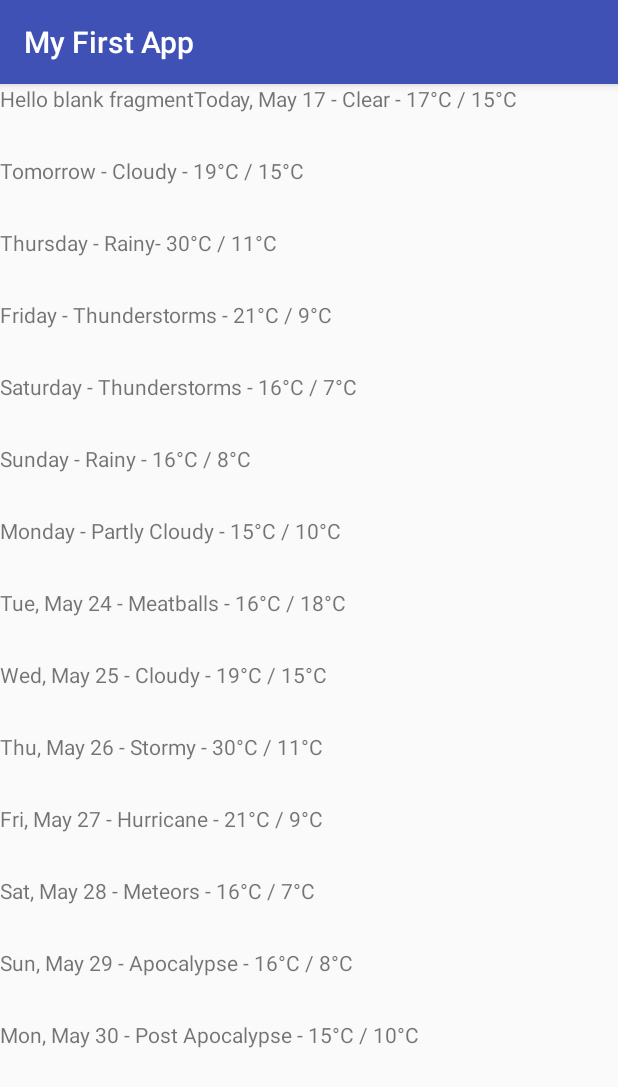
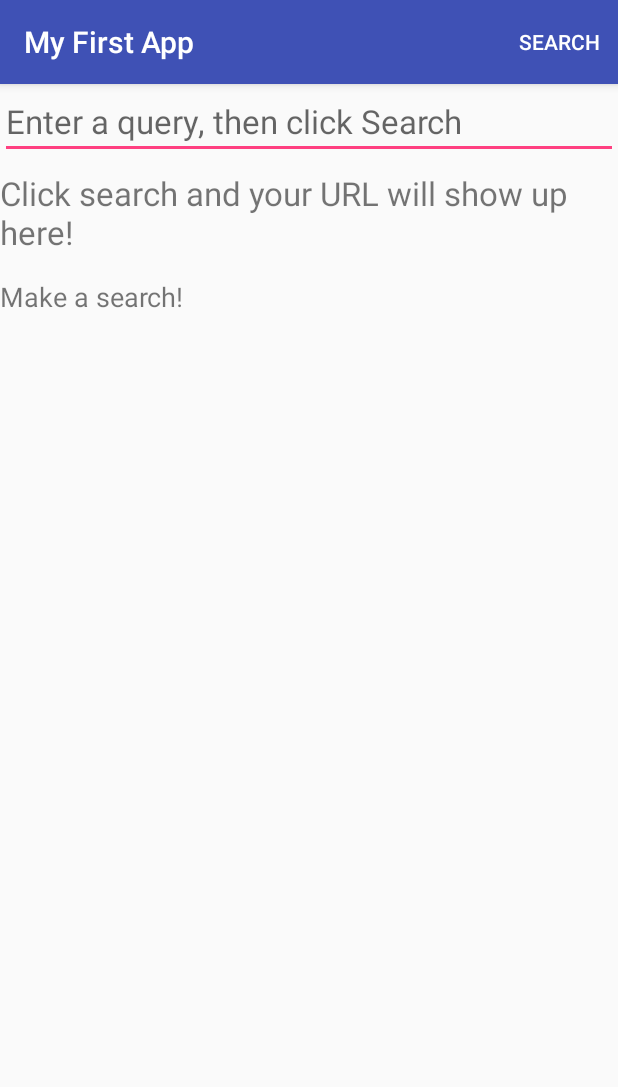
Before and after one commit to mrashidcit/firstMobileApp, an Android app: the screen it shows after launch (MainActivity), on a phone screen of 412 x 824 dp. Shown: the top 1087 px of the screen. Run offline under Robolectric (Android 15) with nearby library versions, the phone set to English and light mode, and no system bars.

Commit message:
AsyncTask is completed

```diff
--- a/app/src/main/AndroidManifest.xml
+++ b/app/src/main/AndroidManifest.xml
@@ -1,6 +1,9 @@
 <?xml version="1.0" encoding="utf-8"?>
 <manifest xmlns:android="http://schemas.android.com/apk/res/android"
     package="com.example.myfirstapp">
+
+    <uses-permission android:name="android.permission.INTERNET"
+        />
 
     <application
         android:allowBackup="true"
--- a/app/src/main/java/com/example/myfirstapp/MainActivity.java
+++ b/app/src/main/java/com/example/myfirstapp/MainActivity.java
@@ -1,54 +1,177 @@
 package com.example.myfirstapp;
 
+import android.content.Context;
 import android.content.Intent;
 import android.net.Uri;
+import android.os.AsyncTask;
 import android.support.v7.app.AppCompatActivity;
 import android.os.Bundle;
+import android.util.Log;
+import android.view.Menu;
+import android.view.MenuItem;
 import android.view.View;
 import android.widget.EditText;
+import android.widget.ProgressBar;
 import android.widget.TextView;
+import android.widget.Toast;
 
 import com.example.myfirstapp.dummy.DummyContent;
+import com.example.myfirstapp.utilities.NetworkUtils;
+
+import org.w3c.dom.Text;
+
+import java.io.IOException;
+import java.net.URL;
 
 public class MainActivity extends AppCompatActivity {
     public static final String EXTRA_MESSAGE = "com.example.myfirstapp.MESSAGE";
 
-    private TextView mweatherTextView;
+    private EditText mSearchBoxEditText;
+
+    private TextView mUrlDisplayTextView;
+
+    private TextView mSearchResultsTextView;
+
+    // reference to error Message Textview
+    private TextView mErrorMessageDisplay;
+
+    // reference to the ProgressBar
+    private ProgressBar mLoadingIndicator;
 
     @Override
     protected void onCreate(Bundle savedInstanceState) {
         super.onCreate(savedInstanceState);
         setContentView(R.layout.activity_main);
 
-        mweatherTextView = (TextView) findViewById(R.id.tv_weather_data);
+        mSearchBoxEditText = (EditText) findViewById(R.id.et_search_box);
 
-        String[] dummyWeatherData = {
-                "Today, May 17 - Clear - 17°C / 15°C",
-                "Tomorrow - Cloudy - 19°C / 15°C",
-                "Thursday - Rainy- 30°C / 11°C",
-                "Friday - Thunderstorms - 21°C / 9°C",
-                "Saturday - Thunderstorms - 16°C / 7°C",
-                "Sunday - Rainy - 16°C / 8°C",
-                "Monday - Partly Cloudy - 15°C / 10°C",
-                "Tue, May 24 - Meatballs - 16°C / 18°C",
-                "Wed, May 25 - Cloudy - 19°C / 15°C",
-                "Thu, May 26 - Stormy - 30°C / 11°C",
-                "Fri, May 27 - Hurricane - 21°C / 9°C",
-                "Sat, May 28 - Meteors - 16°C / 7°C",
-                "Sun, May 29 - Apocalypse - 16°C / 8°C",
-                "Mon, May 30 - Post Apocalypse - 15°C / 10°C",
-        };
+        mUrlDisplayTextView = (TextView) findViewById(R.id.tv_url_display);
 
-        // Append each String from the fake wather data array to the Textview
+        mSearchResultsTextView = (TextView) findViewById(R.id.tv_github_search_results_json);
 
-        for (String dummyWeatherDay : dummyWeatherData){
-            mweatherTextView.append(dummyWeatherDay + "\n\n\n");
-        }
+        // error Textview
+        mErrorMessageDisplay = (TextView) findViewById(R.id.tv_error_message_display);
+
+        // ProgressBar reference
+        mLoadingIndicator = (ProgressBar) findViewById(R.id.pb_loading_indicator);
+
 
 
     }
 
+    // Show JsonData and hide the errors
+    private void showJsonDataView() {
+        // First, make sure the error is invisible
+        mErrorMessageDisplay.setVisibility(View.INVISIBLE);
+
+        // Then, make sure the JSON data is visible
+        mSearchResultsTextView.setVisibility(View.VISIBLE);
+
+    }
+
+    //
+    private void showErrorMessage() {
+
+        mSearchResultsTextView.setVisibility(View.INVISIBLE);
+
+        mErrorMessageDisplay.setVisibility(View.VISIBLE);
+    }
+
+    @Override
+    public boolean onCreateOptionsMenu(Menu menu) {
+
+        getMenuInflater().inflate(R.menu.main, menu);
+
+//        return super.onCreateOptionsMenu(menu);
+        return true;
+    }
+
+    @Override
+    public boolean onOptionsItemSelected(MenuItem item) {
+        int itemThatWasClickedId = item.getItemId();
+        if (itemThatWasClickedId == R.id.action_search){
+//            Context context = MainActivity.this;
+//            String textToShow   = "Search cliked";
+//            Toast.makeText(context, textToShow, Toast.LENGTH_SHORT).show();
+
+            makeGithubSearchQuery();
+            return true;
+
+        }
+
+        return super.onOptionsItemSelected(item);
+    } // end onOptionsItemSelected()
+
+    private void makeGithubSearchQuery() {
+        String githubQuery = mSearchBoxEditText.getText().toString();
+        URL githubSearchUrl = NetworkUtils.buildUrl(githubQuery);
+        mUrlDisplayTextView.setText(githubSearchUrl.toString());
+
+        // Call getResponseFromHttpUrl and display the results in mSearchResultsTextView
+        // Surround the call to getResponseFromHttpUrl with
+
+//        String githubSearchResults = null;
+//        try {
+//            githubSearchResults = NetworkUtils.getResponseFromHttpUrl(githubSearchUrl);
+//            mSearchBoxEditText.setText(githubSearchResults);
+//
+//        } catch (IOException e) {
+//            e.printStackTrace();
+//        }
+
+        new GithubQueryTask().execute(githubSearchUrl);
+
+
+    } // end makeGithubSearchQuery()
+
+
+    public class GithubQueryTask extends AsyncTask<URL, Void, String > {
+
+
+        //
+        protected void onPreExecute() {
+            super.onPreExecute();
+            mLoadingIndicator.setVisibility(View.VISIBLE);
+        }
 
 
 
+        // to perform the query. Return the result.
+        @Override
+        protected String doInBackground(URL... params) {
+            URL searchUrl = params[0];
+            String githubSearchResults = null;
+            try {
+
+                githubSearchResults = NetworkUtils.getResponseFromHttpUrl(searchUrl);
+
+            } catch (IOException e) {
+                e.printStackTrace();
+
+            }
+
+            return githubSearchResults;
+        } // end doInBackground()
+
+        // to display the result in the TextView
+        protected void onPostExecute(String githubSearchResults){
+
+            mLoadingIndicator.setVisibility(View.INVISIBLE);
+
+            if(githubSearchResults != null && !githubSearchResults.equals("")){
+                mSearchResultsTextView.setText(githubSearchResults);
+                showJsonDataView();
+            } else {
+//                mSearchResultsTextView.setText("Result not Found");
+                showErrorMessage();
+//                String result = githubSearchResults;
+                Log.println(Log.INFO, "Response-Result", "Rashid Saleem");
+
+            }
+
+        }
+
+    } // end GitHubQueryTask()
+
+
 }
--- a/app/src/main/res/layout/activity_main.xml
+++ b/app/src/main/res/layout/activity_main.xml
@@ -1,26 +1,82 @@
 <?xml version="1.0" encoding="utf-8"?>
-<FrameLayout
+<LinearLayout
     xmlns:android="http://schemas.android.com/apk/res/android"
     xmlns:tools="http://schemas.android.com/tools"
-    xmlns:app="http://schemas.android.com/apk/res-auto"
-    android:orientation="horizontal"
+
+    android:orientation="vertical"
     android:layout_width="match_parent"
     android:layout_height="match_parent"
     tools:context="com.example.myfirstapp.MainActivity">
 
-    <ScrollView
-        android:layout_width="wrap_content"
+
+
+    <EditText
+        android:id="@+id/et_search_box"
+        android:layout_width="match_parent"
+        android:layout_height="wrap_content"
+        android:hint="Enter a query, then click Search"
+        android:textSize="22sp"
+
+        />
+
+    <TextView
+        android:id="@+id/tv_url_display"
+        android:layout_width="match_parent"
+        android:layout_height="wrap_content"
+        android:layout_marginTop="8dp"
+        android:text="Click search and your URL will show up here!"
+        android:textSize="22sp"
+
+        />
+
+
+    <FrameLayout
+        android:layout_width="match_parent"
         android:layout_height="match_parent">
 
-        <TextView
-            android:id="@+id/tv_weather_data"
+        <ScrollView
             android:layout_width="wrap_content"
             android:layout_height="wrap_content"
-            android:text="@string/hello_blank_fragment"
+            android:layout_marginTop="16dp"
+            >
+
+            <TextView
+                android:id="@+id/tv_github_search_results_json"
+                android:layout_width="wrap_content"
+                android:layout_height="wrap_content"
+                android:text="Make a search!"
+                android:textSize="18sp"
+
+                />
+
+        </ScrollView>
+
+        <TextView
+            android:id="@+id/tv_error_message_display"
+            android:layout_width="wrap_content"
+            android:layout_height="wrap_content"
+            android:textSize="22sp"
+            android:padding="16dp"
+            android:visibility="invisible"
+            android:text="@string/error_message"
             />
 
-    </ScrollView>
+
+        <ProgressBar
+            android:id="@+id/pb_loading_indicator"
+            android:layout_height="42dp"
+            android:layout_width="42dp"
+            android:layout_gravity="center"
+            android:visibility="invisible"
+            />
+
+
+    </FrameLayout>
 
 
 
-</FrameLayout>
+
+
+
+
+</LinearLayout>
--- /dev/null
+++ b/app/src/main/res/menu/main.xml
@@ -0,0 +1,12 @@
+<?xml version="1.0" encoding="utf-8"?>
+<menu xmlns:android="http://schemas.android.com/apk/res/android"
+    xmlns:app="http://schemas.android.com/apk/res-auto">
+
+    <item
+        android:id="@+id/action_search"
+        android:orderInCategory="1"
+        app:showAsAction="ifRoom"
+        android:title="@string/search"
+        />
+
+</menu>
--- a/app/src/main/res/values/strings.xml
+++ b/app/src/main/res/values/strings.xml
@@ -4,4 +4,9 @@
     <!-- TODO: Remove or change this placeholder text -->
     <string name="hello_blank_fragment">Hello blank fragment</string>
     <string name="Headlines_blank_fragment">headline</string>
+    <string name="search">Search</string>
+    <string name="error_message" >
+        Failed to get results. Please try again.
+    </string>
+
 </resources>
```
Also changed, not shown: app/src/main/java/com/example/myfirstapp/utilities/NetworkUtils.java (added, +74 -0 lines).
